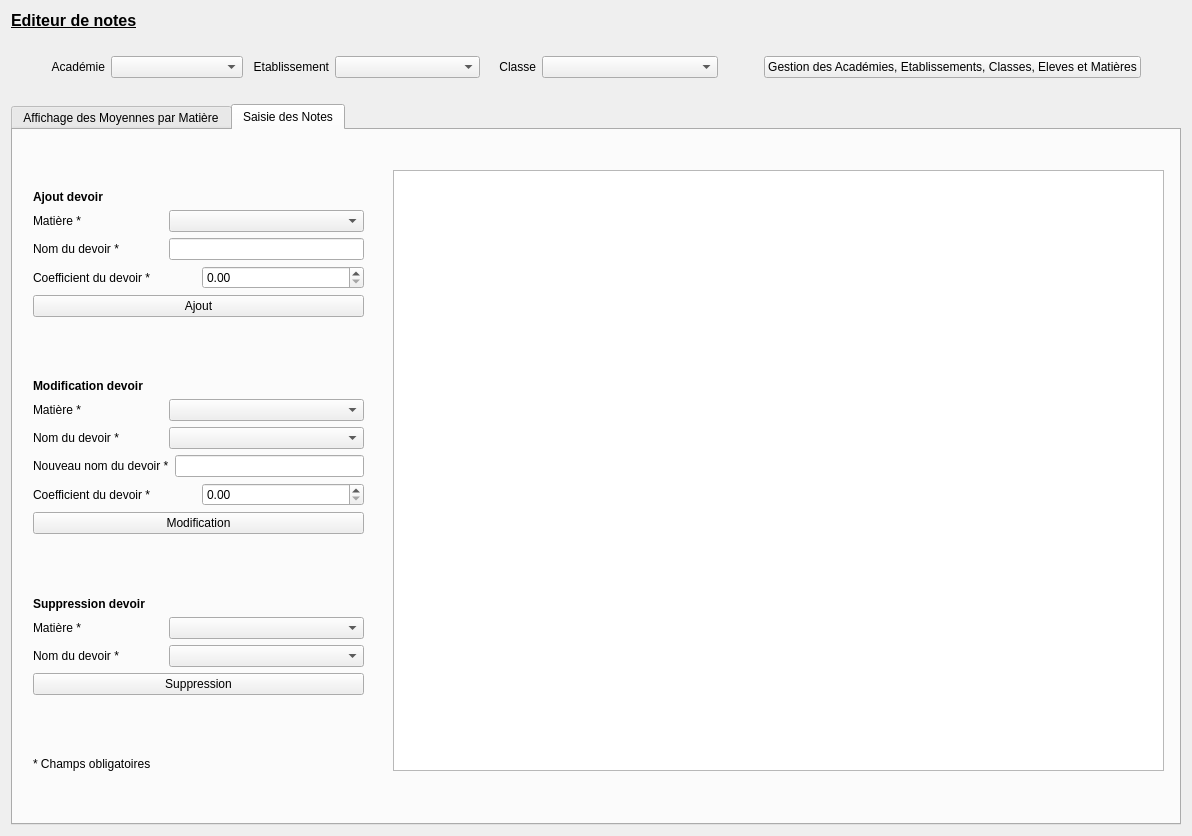
This is pp_Design_v1.ui in bc2h/Personal_project_1 as Qt 5 draws it before an edit. The edited form follows.
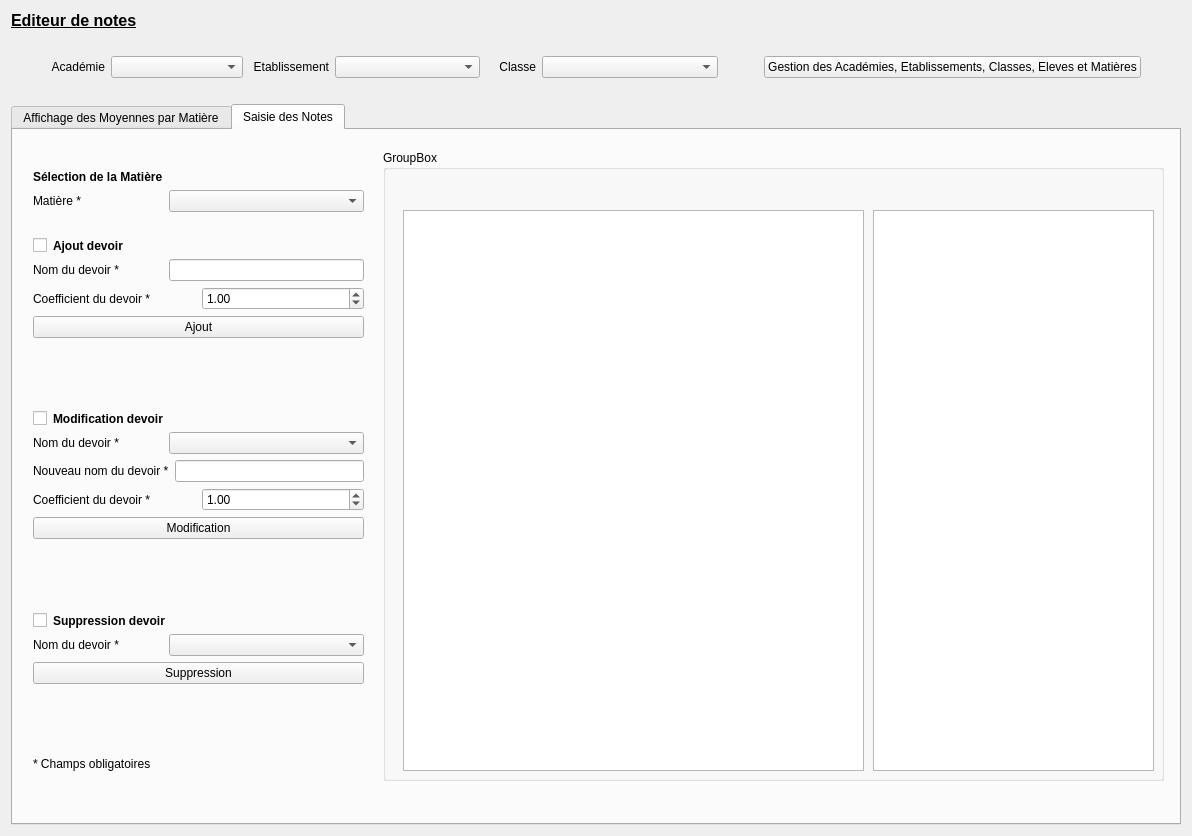
This is the edited form.

Commit message: maj fenetre2 vers fenetre1 OKAYYYYYY modif + suppr + affichage devoir en cours

Diff of the .ui file:
```diff
--- a/pp_Design_v1.ui
+++ b/pp_Design_v1.ui
@@ -332,16 +332,6 @@
       <attribute name="title">
        <string>Saisie des Notes</string>
       </attribute>
-      <widget class="QTableWidget" name="twSaisieNote">
-       <property name="geometry">
-        <rect>
-         <x>380</x>
-         <y>40</y>
-         <width>771</width>
-         <height>601</height>
-        </rect>
-       </property>
-      </widget>
       <widget class="QWidget" name="verticalLayoutWidget_5">
        <property name="geometry">
         <rect>
@@ -352,8 +342,47 @@
         </rect>
        </property>
        <layout class="QVBoxLayout" name="verticalLayout_10">
+        <item>
+         <widget class="QLabel" name="label_18">
+          <property name="font">
+           <font>
+            <weight>75</weight>
+            <bold>true</bold>
+           </font>
+          </property>
+          <property name="text">
+           <string>Sélection de la Matière</string>
+          </property>
+         </widget>
+        </item>
         <item>
          <layout class="QVBoxLayout" name="verticalLayout_3">
+          <item>
+           <layout class="QHBoxLayout" name="horizontalLayout_2">
+            <item>
+             <widget class="QLabel" name="label_7">
+              <property name="sizePolicy">
+               <sizepolicy hsizetype="Fixed" vsizetype="Preferred">
+                <horstretch>0</horstretch>
+                <verstretch>0</verstretch>
+               </sizepolicy>
+              </property>
+              <property name="minimumSize">
+               <size>
+                <width>130</width>
+                <height>0</height>
+               </size>
+              </property>
+              <property name="text">
+               <string>Matière *</string>
+              </property>
+             </widget>
+            </item>
+            <item>
+             <widget class="QComboBox" name="cbNoteMatiereSelect"/>
+            </item>
+           </layout>
+          </item>
           <item>
            <spacer name="verticalSpacer_2">
             <property name="orientation">
@@ -373,41 +402,32 @@
           <item>
            <layout class="QVBoxLayout" name="verticalLayout">
             <item>
-             <widget class="QLabel" name="label_17">
-              <property name="font">
-               <font>
-                <weight>75</weight>
-                <bold>true</bold>
-               </font>
-              </property>
-              <property name="text">
-               <string>Ajout devoir</string>
-              </property>
-             </widget>
-            </item>
-            <item>
-             <layout class="QHBoxLayout" name="horizontalLayout_2">
+             <layout class="QHBoxLayout" name="horizontalLayout_7">
               <item>
-               <widget class="QLabel" name="label_7">
+               <widget class="QCheckBox" name="checkbAjoutDevoir">
                 <property name="sizePolicy">
-                 <sizepolicy hsizetype="Fixed" vsizetype="Preferred">
+                 <sizepolicy hsizetype="Fixed" vsizetype="Fixed">
                   <horstretch>0</horstretch>
                   <verstretch>0</verstretch>
                  </sizepolicy>
                 </property>
-                <property name="minimumSize">
-                 <size>
-                  <width>130</width>
-                  <height>0</height>
-                 </size>
-                </property>
                 <property name="text">
-                 <string>Matière *</string>
+                 <string/>
                 </property>
                </widget>
               </item>
               <item>
-               <widget class="QComboBox" name="cbMatiereSelect"/>
+               <widget class="QLabel" name="label_17">
+                <property name="font">
+                 <font>
+                  <weight>75</weight>
+                  <bold>true</bold>
+                 </font>
+                </property>
+                <property name="text">
+                 <string>Ajout devoir</string>
+                </property>
+               </widget>
               </item>
              </layout>
             </item>
@@ -462,7 +482,11 @@
                </widget>
               </item>
               <item>
-               <widget class="QDoubleSpinBox" name="dsbCoeffDevoir"/>
+               <widget class="QDoubleSpinBox" name="dsbAjoutNoteCoeff">
+                <property name="value">
+                 <double>1.000000000000000</double>
+                </property>
+               </widget>
               </item>
              </layout>
             </item>
@@ -491,41 +515,32 @@
           <item>
            <layout class="QVBoxLayout" name="verticalLayout_2">
             <item>
-             <widget class="QLabel" name="label_22">
-              <property name="font">
-               <font>
-                <weight>75</weight>
-                <bold>true</bold>
-               </font>
-              </property>
-              <property name="text">
-               <string>Modification devoir</string>
-              </property>
-             </widget>
-            </item>
-            <item>
-             <layout class="QHBoxLayout" name="horizontalLayout_13">
+             <layout class="QHBoxLayout" name="horizontalLayout_5">
               <item>
-               <widget class="QLabel" name="label_20">
+               <widget class="QCheckBox" name="checkbModifDevoir">
                 <property name="sizePolicy">
-                 <sizepolicy hsizetype="Fixed" vsizetype="Preferred">
+                 <sizepolicy hsizetype="Fixed" vsizetype="Fixed">
                   <horstretch>0</horstretch>
                   <verstretch>0</verstretch>
                  </sizepolicy>
                 </property>
-                <property name="minimumSize">
-                 <size>
-                  <width>130</width>
-                  <height>0</height>
-                 </size>
-                </property>
                 <property name="text">
-                 <string>Matière *</string>
+                 <string/>
                 </property>
                </widget>
               </item>
               <item>
-               <widget class="QComboBox" name="cbMatiereSelect_4"/>
+               <widget class="QLabel" name="label_22">
+                <property name="font">
+                 <font>
+                  <weight>75</weight>
+                  <bold>true</bold>
+                 </font>
+                </property>
+                <property name="text">
+                 <string>Modification devoir</string>
+                </property>
+               </widget>
               </item>
              </layout>
             </item>
@@ -603,7 +618,11 @@
                </widget>
               </item>
               <item>
-               <widget class="QDoubleSpinBox" name="dsbCoeffDevoir_3"/>
+               <widget class="QDoubleSpinBox" name="dsbNoteModifCoeff">
+                <property name="value">
+                 <double>1.000000000000000</double>
+                </property>
+               </widget>
               </item>
              </layout>
             </item>
@@ -632,41 +651,32 @@
           <item>
            <layout class="QVBoxLayout" name="verticalLayout_7">
             <item>
-             <widget class="QLabel" name="label_10">
-              <property name="font">
-               <font>
-                <weight>75</weight>
-                <bold>true</bold>
-               </font>
-              </property>
-              <property name="text">
-               <string>Suppression devoir</string>
-              </property>
-             </widget>
-            </item>
-            <item>
-             <layout class="QHBoxLayout" name="horizontalLayout_17">
+             <layout class="QHBoxLayout" name="horizontalLayout_9">
               <item>
-               <widget class="QLabel" name="label_24">
+               <widget class="QCheckBox" name="checkbSupprDevoir">
                 <property name="sizePolicy">
-                 <sizepolicy hsizetype="Fixed" vsizetype="Preferred">
+                 <sizepolicy hsizetype="Fixed" vsizetype="Fixed">
                   <horstretch>0</horstretch>
                   <verstretch>0</verstretch>
                  </sizepolicy>
                 </property>
-                <property name="minimumSize">
-                 <size>
-                  <width>130</width>
-                  <height>0</height>
-                 </size>
-                </property>
                 <property name="text">
-                 <string>Matière *</string>
+                 <string/>
                 </property>
                </widget>
               </item>
               <item>
-               <widget class="QComboBox" name="cbMatiereSelectSuppr"/>
+               <widget class="QLabel" name="label_10">
+                <property name="font">
+                 <font>
+                  <weight>75</weight>
+                  <bold>true</bold>
+                 </font>
+                </property>
+                <property name="text">
+                 <string>Suppression devoir</string>
+                </property>
+               </widget>
               </item>
              </layout>
             </item>
@@ -732,6 +742,39 @@
         </item>
        </layout>
       </widget>
+      <widget class="QGroupBox" name="groupBox">
+       <property name="geometry">
+        <rect>
+         <x>370</x>
+         <y>20</y>
+         <width>781</width>
+         <height>631</height>
+        </rect>
+       </property>
+       <property name="title">
+        <string>GroupBox</string>
+       </property>
+       <widget class="QTableWidget" name="twSaisieNote">
+        <property name="geometry">
+         <rect>
+          <x>490</x>
+          <y>60</y>
+          <width>281</width>
+          <height>561</height>
+         </rect>
+        </property>
+       </widget>
+       <widget class="QTableWidget" name="twAffichageNote">
+        <property name="geometry">
+         <rect>
+          <x>20</x>
+          <y>60</y>
+          <width>461</width>
+          <height>561</height>
+         </rect>
+        </property>
+       </widget>
+      </widget>
      </widget>
     </widget>
    </item>
```
Left out of the diff: 32 changed lines with no effect on the pictures. The commit also changes 4 other files.
